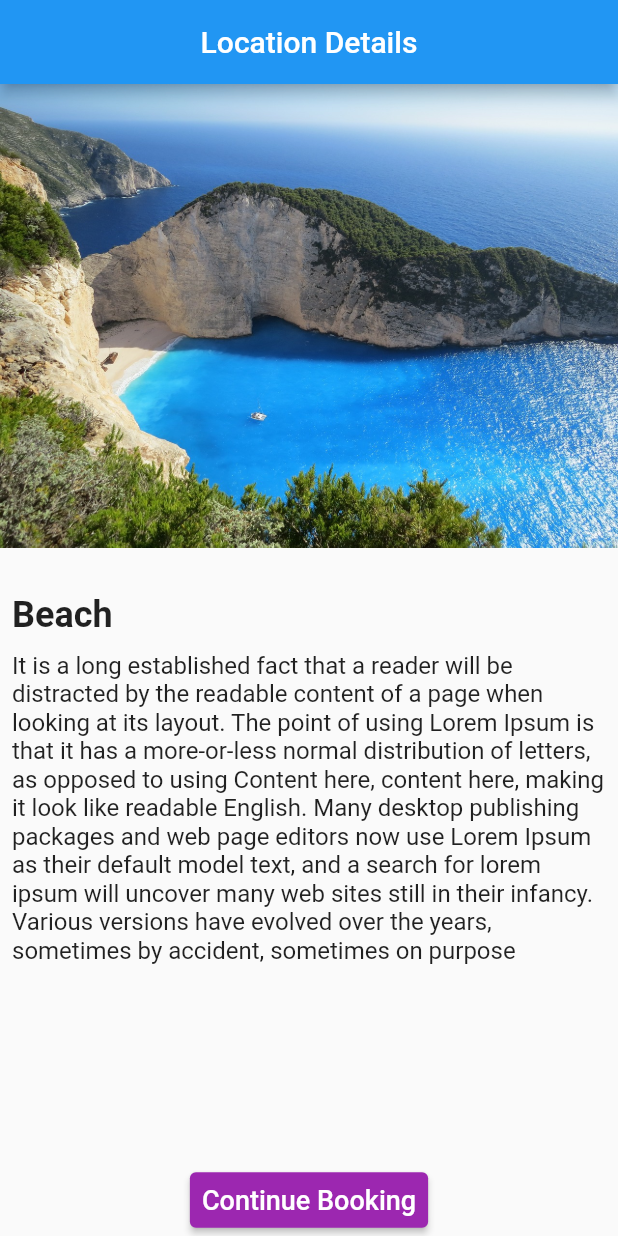
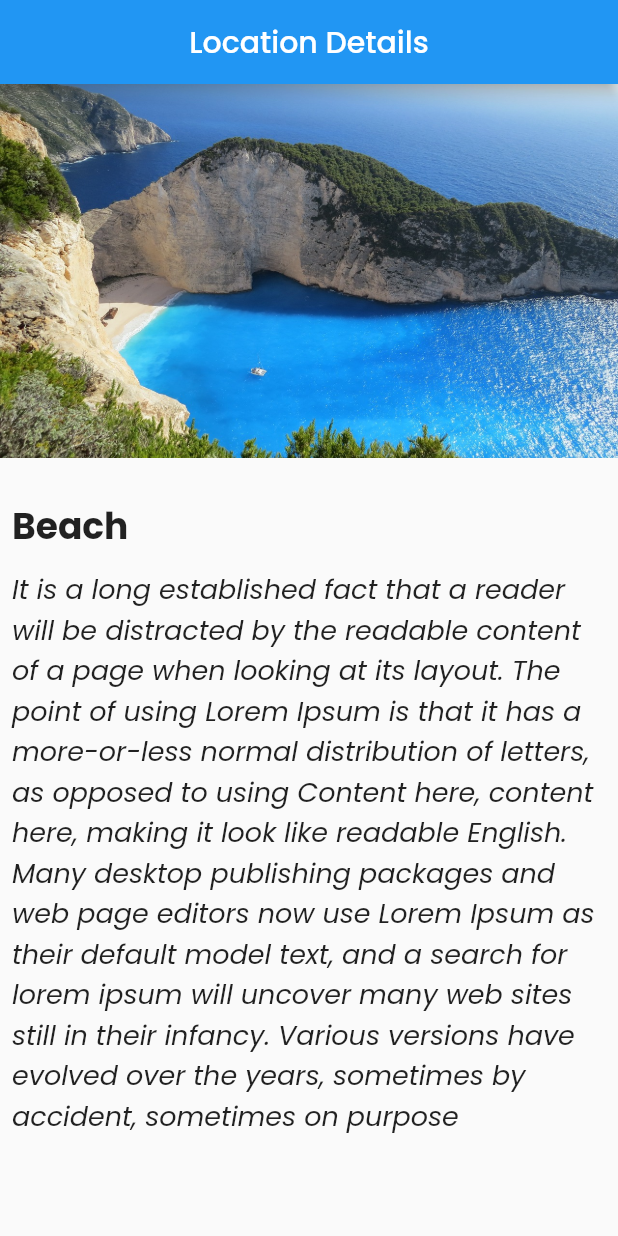
Before and after one commit to TahmidMannanDipu/practice2, a Flutter app: the screen it shows after launch, on a phone screen of 412 x 824 dp. Run offline on Flutter 3.47's test engine with Material 2 defaults, Android fonts, the phone set to English and light mode, and no system bars.

Commit message:
only image and text section with button

```diff
--- a/lib/images.dart
+++ b/lib/images.dart
@@ -1,16 +1,17 @@
 import 'package:flutter/material.dart';
+
 class ImagePage extends StatelessWidget {
-
-
   @override
   Widget build(BuildContext context) {
-    return  SafeArea(
+    return SafeArea(
       child: Scaffold(
-        appBar: AppBar(
-          title: const Text('Location Details'),
-          centerTitle: true,
+        body: Container(
+          width: double.infinity, // Set the width to occupy the entire screen width
+          child: Image.asset(
+            'images/beach.jpg',
+            fit: BoxFit.cover, // Optional: Adjust the fit of the image
+          ),
         ),
-        body: Image.asset('images/beach.jpg'),
       ),
     );
   }
--- a/lib/main.dart
+++ b/lib/main.dart
@@ -1,6 +1,6 @@
 import 'package:flutter/material.dart';
 import 'package:practice2/images.dart';
-import 'package:practice2/text_section.dart'; // Import the text_section.dart module
+import 'package:practice2/text_section.dart';
 
 void main() => runApp(MyApp());
 
@@ -8,34 +8,26 @@ class MyApp extends StatelessWidget {
   @override
   Widget build(BuildContext context) {
     return MaterialApp(
+      theme: ThemeData(fontFamily: 'Poppins'),
       debugShowCheckedModeBanner: false,
       home: SafeArea(
         child: Scaffold(
+          appBar: AppBar(
+            title: const Text('Location Details'),
+            centerTitle: true,
+          ),
           body: Column(
             children: [
               Expanded(
-                child: ImagePage(), // Add the ImagePage widget
+                flex: 1,
+               child: ImagePage(),
               ),
-              Expanded(
+              const SizedBox(height: 20),
+              const Expanded(
+                flex: 2,
                 child: TextSection("Your Title", "Your Body"),
               ),
-              Align(
-                alignment: Alignment.topCenter, // Align to the top-left
-                child: ElevatedButton(
-                  onPressed: () {
-                    // Add the action you want when the button is pressed
-                  },
-                  style: ElevatedButton.styleFrom(
-                    padding:const EdgeInsets.all(8.0),
-                    primary: Colors.purple, // Set the button color to purple
-                  ),
-                  child:const Text(
-                    'Continue Booking',
-                    style: TextStyle(fontSize: 18, color: Colors.white),
-                  ),
-                ),
-              ),
-            ], // children
+            ],
           ),
         ),
       ),
--- a/lib/text_section.dart
+++ b/lib/text_section.dart
@@ -4,16 +4,16 @@ class TextSection extends StatelessWidget {
   final String title;
   final String body;
 
-  TextSection(this.title, this.body);
+  const TextSection(this.title, this.body);
 
   @override
   Widget build(BuildContext context) {
     return Column(
       children: [
-        textpart('Beach',
-            'It is a long established fact that a reader will be distracted by the readable content of a page when looking at its layout. The point of using Lorem Ipsum is that it has a more-or-less normal distribution of letters, as opposed to using Content here, content here, making it look like readable English. Many desktop publishing packages and web page editors now use Lorem Ipsum as their default model text, and a search for lorem ipsum will uncover many web sites still in their infancy. Various versions have evolved over the years, sometimes by accident, sometimes on purpose'
-
-    ),
+        textpart(
+          'Beach',
+          'It is a long established fact that a reader will be distracted by the readable content of a page when looking at its layout. The point of using Lorem Ipsum is that it has a more-or-less normal distribution of letters, as opposed to using Content here, content here, making it look like readable English. Many desktop publishing packages and web page editors now use Lorem Ipsum as their default model text, and a search for lorem ipsum will uncover many web sites still in their infancy. Various versions have evolved over the years, sometimes by accident, sometimes on purpose',
+        ),
       ],
     );
   }
@@ -31,12 +31,41 @@ Widget textpart(String title, String body) {
           children: [
             Text(
               title,
-              style: const TextStyle(fontSize: 24, fontWeight: FontWeight.bold),
+              style: const TextStyle(
+                  fontSize: 24,
+                  fontWeight: FontWeight.w700,
+                  fontFamily: 'Poppins',
+                  fontStyle: FontStyle.normal),
             ),
-            const  SizedBox(height: 10),
+            const SizedBox(height: 10),
             Text(
               body,
-              style: const TextStyle(fontSize: 16),
+              style: const TextStyle(fontSize: 18,
+                  fontFamily: 'Poppins',
+                  fontStyle: FontStyle.italic),
+            ),
+            Center(
+              child: Column(
+                children: [
+                  const SizedBox(height: 100),
+                  ElevatedButton(
+                    onPressed: () {},
+                    style: ElevatedButton.styleFrom(
+                        padding: const EdgeInsets.all(16.0),
+                        shape: RoundedRectangleBorder(
+                            borderRadius: BorderRadius.circular(12.0)),
+                        backgroundColor: Color.fromARGB(255, 76, 127, 193),
+                        minimumSize: const Size(300, 60)),
+                    child: const Text(
+                      'Continue Booking',
+                      style: TextStyle(
+                          fontSize: 20,
+                          color: Colors.white,
+                          fontWeight: FontWeight.w700),
+                    ),
+                  ),
+                ],
+              ),
             ),
           ],
         ),
```
Also changed, not shown: lib/location_details.dart (deleted, +0 -46 lines), pubspec.yaml (+11 -11 lines), fonts/Poppins-Regular.ttf (added), fonts/Poppins-SemiBoldItalic.ttf (added).
